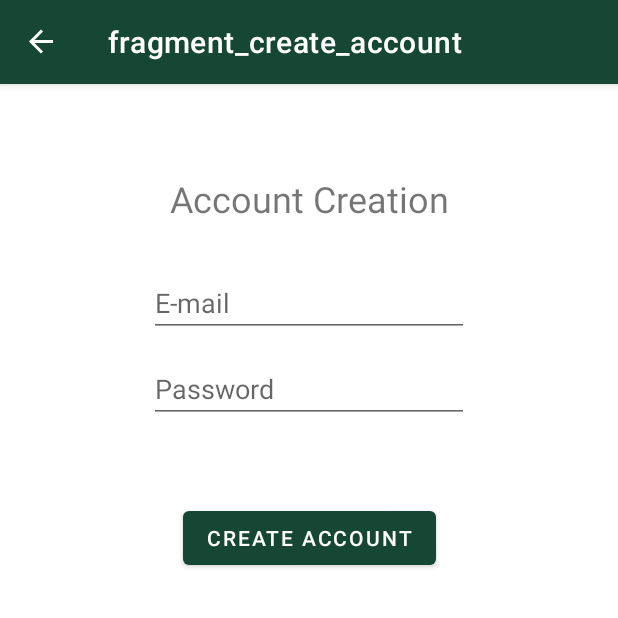
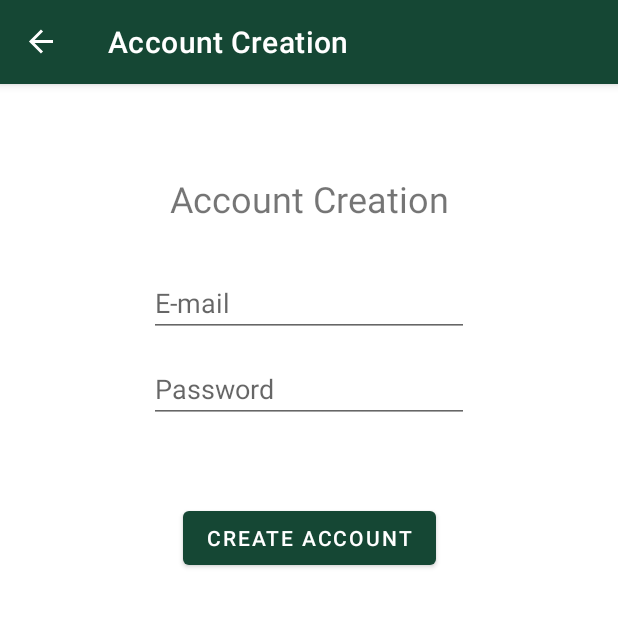
Before and after one commit to sanger96/Happenings_Team-5_UTD_Senior_Design_Project, an Android app: the screen it shows after launch (MainActivity), after a tap on "CREATE ACCOUNT", on a phone screen of 412 x 824 dp, the top half of it. Run offline under Robolectric (Android 15) with nearby library versions, the light colour scheme and no system bars; our stand-ins replace Volley, navigation-ui; network calls fail.

Commit message:
Created GlobalVars for server address and updated all source files.

```diff
--- a/HappeningsApp/app/src/main/java/com/example/happeningsapp/GlobalVars.java
+++ b/HappeningsApp/app/src/main/java/com/example/happeningsapp/GlobalVars.java
@@ -16,7 +16,7 @@ public class GlobalVars extends Application {
 
     // Server URL
     String serverUrl = "http://108.215.179.57:4884";
-//    String serverUrl = "http://10.0.2.2:8080";
+    //String serverUrl = "http://10.0.2.2:4884";
     // User account globals
     int userID = -1;
     String username = "";
--- a/HappeningsApp/app/src/main/res/layout/fragment_create_account.xml
+++ b/HappeningsApp/app/src/main/res/layout/fragment_create_account.xml
@@ -5,7 +5,9 @@
     android:id="@+id/frameLayout"
     android:layout_width="match_parent"
     android:layout_height="match_parent"
+    android:title="Create Account"
     tools:context=".ui.CreateAccount.CreateAccountFragment">
+
 
     <Button
         android:id="@+id/button_createAccount2"
--- a/HappeningsApp/app/src/main/res/layout/fragment_logout.xml
+++ b/HappeningsApp/app/src/main/res/layout/fragment_logout.xml
@@ -26,7 +26,10 @@
         android:layout_height="57dp"
         android:layout_marginStart="130dp"
         android:layout_marginTop="277dp"
+        android:layout_marginEnd="130dp"
         android:text="logout"
+        app:layout_constraintEnd_toEndOf="parent"
+        app:layout_constraintHorizontal_bias="0.5"
         app:layout_constraintStart_toStartOf="parent"
         app:layout_constraintTop_toTopOf="parent" />
 
--- a/HappeningsApp/app/src/main/res/navigation/mobile_navigation.xml
+++ b/HappeningsApp/app/src/main/res/navigation/mobile_navigation.xml
@@ -86,8 +86,8 @@
     <fragment
         android:id="@+id/createAccountFragment"
         android:name="com.example.happeningsapp.ui.CreateAccount.CreateAccountFragment"
-        android:label="fragment_create_account"
-        tools:layout="@layout/fragment_create_account" >
+        android:label="Account Creation"
+        tools:layout="@layout/fragment_create_account">
         <action
             android:id="@+id/action_createAccountFragment_to_nav_eventList"
             app:destination="@id/nav_eventList" />
--- a/HappeningsApp/app/src/main/res/values/strings.xml
+++ b/HappeningsApp/app/src/main/res/values/strings.xml
@@ -20,6 +20,7 @@
     <string name="menu_user_profile">User Profile</string>
     <string name="menu_settings">Settings</string>
     <string name="logout">Logout</string>
+    <string name="account_creation">Create Account</string>
     <!-- MapsActivity Strings -->
     <string name="fragment_maps">Map</string>
     <string name="title_activity_maps">MapsActivity</string>
```
